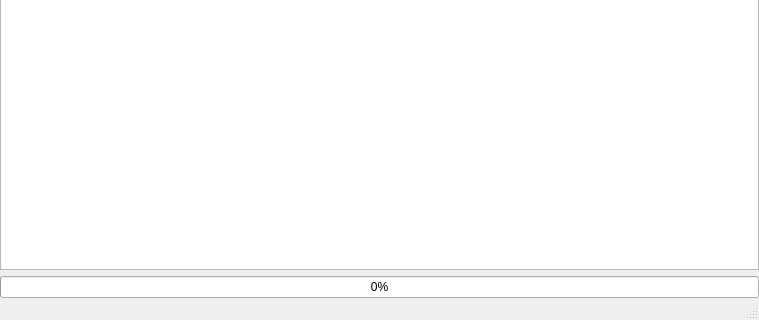
This is mainwindow.ui in PeeKayChonkster/QtNanotubeAnalysis as Qt 5 draws it before an edit; both pictures show x 0 to 759 and y 239 to 559 of the 759 by 559 pixel window. The edited form follows.
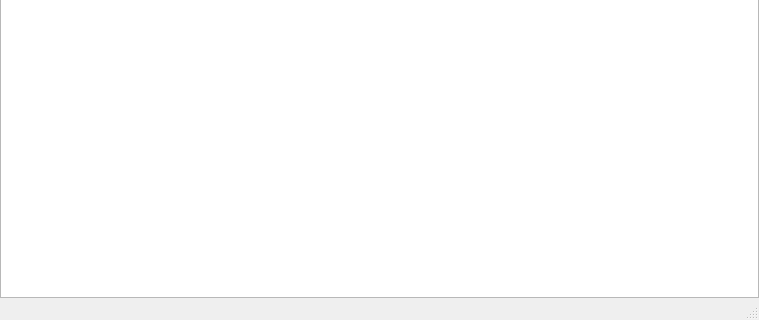
This is the edited form.

Commit message: Add fully working signal/slot progress dialog

Diff of the .ui file:
```diff
--- a/mainwindow.ui
+++ b/mainwindow.ui
@@ -52,19 +52,6 @@
       </property>
      </widget>
     </item>
-    <item row="4" column="0">
-     <widget class="QProgressBar" name="progressBar">
-      <property name="enabled">
-       <bool>true</bool>
-      </property>
-      <property name="maximum">
-       <number>100</number>
-      </property>
-      <property name="value">
-       <number>0</number>
-      </property>
-     </widget>
-    </item>
    </layout>
   </widget>
   <widget class="QMenuBar" name="menubar">
```
The commit also changes 2 other files.
